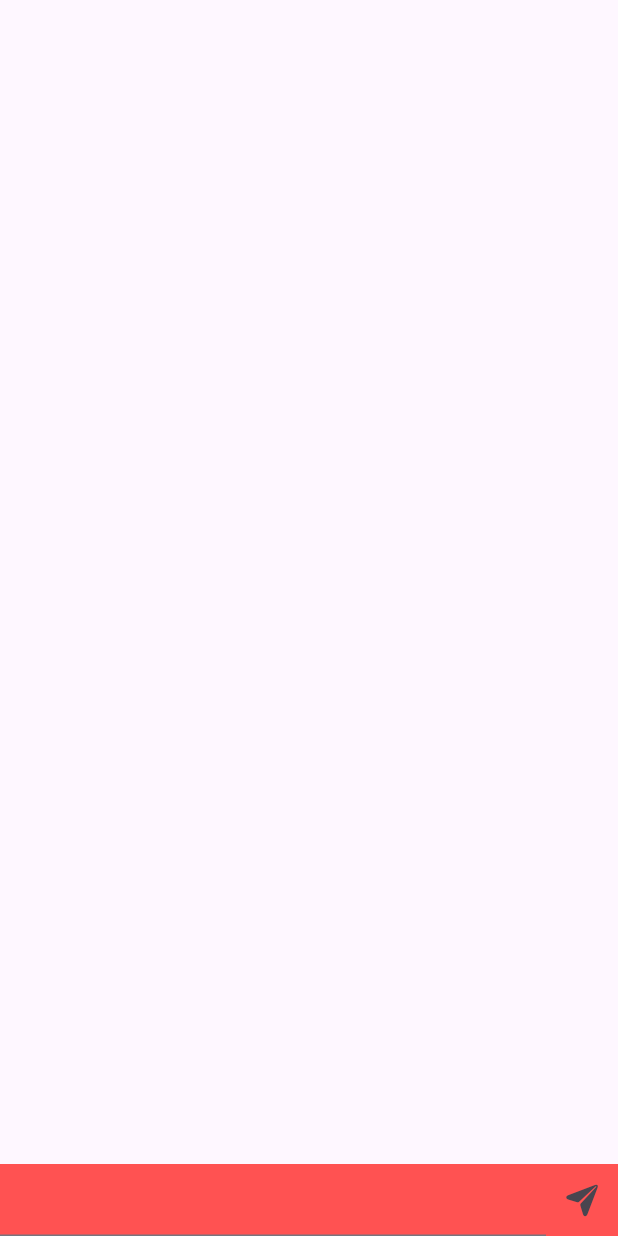
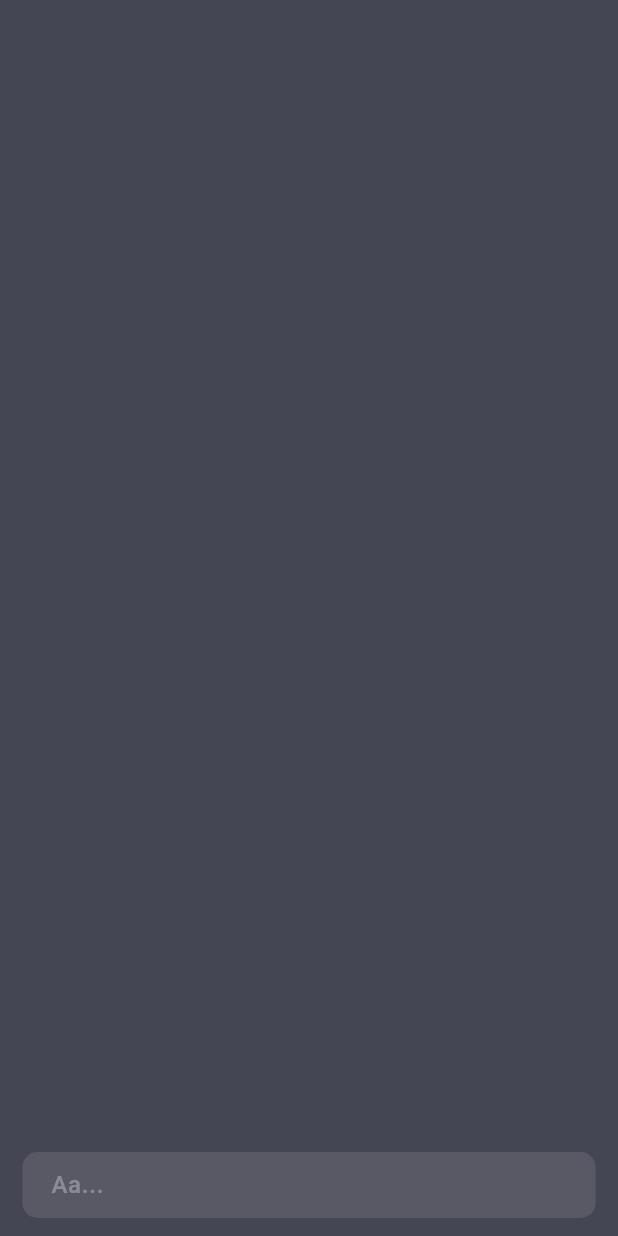
Before and after one commit to xuuanthuc/chatGPT-api, a Flutter app: the screen it shows after launch, on a phone screen of 412 x 824 dp. Run offline on Flutter 3.47's test engine with Material 2 defaults, Android fonts, the phone set to English and light mode, and no system bars; our stand-ins replace connectivity_plus, dio, equatable, flutter_bloc, flutter_svg, fluttertoast and 7 more; generated files the repository leaves out were written again.

Commit message:
update UI

```diff
--- a/lib/global/flavor/app_flavor.dart
+++ b/lib/global/flavor/app_flavor.dart
@@ -6,7 +6,7 @@ enum Flavor {
 
 class AppFlavor {
   static Flavor appFlavor = Flavor.development;
-  static String openAIApiKey = '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';
+  static String openAIApiKey = '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';
 
   static String get baseApi {
     switch (appFlavor) {
--- a/lib/global/routes/app_routes.dart
+++ b/lib/global/routes/app_routes.dart
@@ -1,7 +1,5 @@
 import 'package:flutter/material.dart';
 import 'package:template/src/screens/chat/chat_screen.dart';
-import './../../src/screens/home/home_screen.dart';
-import './../../src/screens/root/root_screen.dart';
 import '../../src/screens/splash/splash_screen.dart';
 import 'route_keys.dart';
 
@@ -11,10 +9,6 @@ class AppRoutes {
     switch (settings.name) {
       case RouteKey.splash:
         return _materialRoute(routeSettings, const SplashScreen());
-      case RouteKey.home:
-        return _materialRoute(routeSettings, const HomeScreen());
-      case RouteKey.root:
-        return _materialRoute(routeSettings, const RootScreen());
       case RouteKey.chat:
         return _materialRoute(routeSettings, const ChatScreen());
       default:
--- a/lib/global/routes/route_keys.dart
+++ b/lib/global/routes/route_keys.dart
@@ -1,6 +1,4 @@
 abstract class RouteKey {
   static const String splash = "/splash";
-  static const String root = "/root";
-  static const String home = "/home";
   static const String chat = "/chat";
 }
--- a/lib/global/style/app_images.dart
+++ b/lib/global/style/app_images.dart
@@ -1,5 +1,6 @@
 abstract class AppImages{
   const AppImages();
 
-  static const String iLogo = "assets/images/logo.png";
+  static const String iOpenAI = "assets/open_ai.svg";
+  static const String iUser = "assets/waze.svg";
 }
--- a/lib/src/app.dart
+++ b/lib/src/app.dart
@@ -23,6 +23,7 @@ class MyApp extends StatelessWidget {
             useMaterial3: true,
           ),
           locale: const Locale('vi', ''),
+          debugShowCheckedModeBanner: false,
           localizationsDelegates: AppLocalizations.localizationsDelegates,
           supportedLocales: AppLocalizations.supportedLocales,
           navigatorObservers: [MyRouteObserver()],
--- a/lib/src/models/response/chat.dart
+++ b/lib/src/models/response/chat.dart
@@ -6,6 +6,7 @@ class MessageData {
   List<Choices>? choices;
   Usage? usage;
   bool? isChatGPT;
+  bool? isLoading;
 
   MessageData({
     this.id,
@@ -15,6 +16,7 @@ class MessageData {
     this.choices,
     this.usage,
     this.isChatGPT,
+    this.isLoading,
   });
 
   MessageData.fromJson(Map<String, dynamic> json) {
--- a/lib/src/repositories/chat_repository.dart
+++ b/lib/src/repositories/chat_repository.dart
@@ -10,8 +10,8 @@ class ChatRepository {
     final res = await _apiProvider.post('/completions', params: {
       "model": "text-davinci-003",
       "prompt": message,
-      "temperature": 1,
-      "max_tokens": 3999
+      "temperature": 0,
+      "max_tokens": 3999,
     });
     final messageData = MessageData.fromJson(res);
     messageData.isChatGPT = true;
--- a/lib/src/screens/chat/bloc/chat_state.dart
+++ b/lib/src/screens/chat/bloc/chat_state.dart
@@ -12,6 +12,18 @@ class ChatInitial extends ChatState {
   ChatInitial({ChatState? state}) : super(state);
 }
 
-class ListMessageState extends ChatState {
-  ListMessageState(super.state);
+class ChatDataState extends ChatState{
+  ChatDataState(super.state);
 }
+
+class SendingMessage extends ChatDataState {
+  SendingMessage(super.state);
+}
+
+class SendMessageSuccess extends ChatDataState {
+  SendMessageSuccess(super.state);
+}
+
+class SendMessageFailed extends ChatDataState{
+  SendMessageFailed(super.state);
+}
--- a/lib/src/screens/chat/chat_screen.dart
+++ b/lib/src/screens/chat/chat_screen.dart
@@ -1,7 +1,8 @@
-import 'package:flutter/cupertino.dart';
 import 'package:flutter/material.dart';
 import 'package:flutter_bloc/flutter_bloc.dart';
 import 'package:template/src/screens/chat/bloc/chat_cubit.dart';
+import 'package:template/src/screens/chat/widgets/bottom_text_field.dart';
+import 'package:template/src/screens/chat/widgets/message_item.dart';
 
 class ChatScreen extends StatelessWidget {
   const ChatScreen({Key? key}) : super(key: key);
@@ -23,61 +24,50 @@ class ChatView extends StatefulWidget {
 }
 
 class _ChatViewState extends State<ChatView> {
-  final TextEditingController _editingController = TextEditingController();
+  final ScrollController _controller = ScrollController();
 
-  @override
-  void initState() {
-    super.initState();
+  void _sendMessage(String text) {
+    context.read<ChatCubit>().sendMessage(text);
   }
 
-  void _sendMessage() {
-    context.read<ChatCubit>().sendMessage(_editingController.text);
+  void _scrollToBottom() {
+    _controller.animateTo(
+      _controller.position.maxScrollExtent,
+      duration: const Duration(milliseconds: 300),
+      curve: Curves.ease,
+    );
   }
 
   @override
   Widget build(BuildContext context) {
-    return BlocListener<ChatCubit, ChatState>(
-      listener: (context, state) {
-        if(state is ListMessageState) {
-          _editingController.clear();
-        }
-      },
+    return SafeArea(
       child: Scaffold(
+        backgroundColor: const Color(0xff454654),
         body: Column(
           children: [
             Expanded(
               child: BlocBuilder<ChatCubit, ChatState>(
                 buildWhen: (previous, current) {
-                  return (current is ListMessageState);
+                  return (current is ChatDataState);
                 },
                 builder: (context, state) {
                   return ListView.builder(
+                    controller: _controller,
+                    shrinkWrap: true,
                     itemBuilder: (context, index) {
-                      return Text(state.message[index].choices?[0].text ?? '');
+                      return MessageItem(
+                        message: state.message[index],
+                      );
                     },
                     itemCount: state.message.length,
                   );
                 },
               ),
             ),
-            Container(
-              color: Colors.redAccent,
-              child: Row(
-                children: [
-                  Expanded(
-                    child: TextFormField(
-                      controller: _editingController,
-                    ),
-                  ),
-                  IconButton(
-                    onPressed: _sendMessage,
-                    icon: const Icon(
-                      CupertinoIcons.paperplane_fill,
-                    ),
-                  )
-                ],
-              ),
-            )
+            BottomChatField(
+              onSend: (text) => _sendMessage(text),
+              scrollToBottom: () => _scrollToBottom(),
+            ),
           ],
         ),
       ),
--- /dev/null
+++ b/lib/src/screens/chat/widgets/bottom_text_field.dart
@@ -0,0 +1,124 @@
+import 'package:flutter/cupertino.dart';
+import 'package:flutter/material.dart';
+import 'package:flutter_bloc/flutter_bloc.dart';
+import 'package:template/global/utilities/toast.dart';
+
+import '../bloc/chat_cubit.dart';
+
+class BottomChatField extends StatefulWidget {
+  final Function(String) onSend;
+  final Function scrollToBottom;
+
+  const BottomChatField({
+    Key? key,
+    required this.onSend,
+    required this.scrollToBottom,
+  }) : super(key: key);
+
+  @override
+  State<BottomChatField> createState() => _BottomChatFieldState();
+}
+
+class _BottomChatFieldState extends State<BottomChatField> {
+  final TextEditingController _editingController = TextEditingController();
+  bool _canSend = false;
+
+  @override
+  Widget build(BuildContext context) {
+    return BlocListener<ChatCubit, ChatState>(
+      listener: (context, state) async {
+        if (state is SendingMessage) {
+          _editingController.clear();
+          FocusManager.instance.primaryFocus?.unfocus();
+        }
+        if (state is SendMessageSuccess) {
+          await Future.delayed(const Duration(milliseconds: 500));
+          widget.scrollToBottom();
+        }
+        if(state is SendMessageFailed) {
+          if (!mounted) return;
+          appToast(context, message: 'Failed');
+        }
+      },
+      child: BlocBuilder<ChatCubit, ChatState>(
+        builder: (context, state) {
+          if (state is SendingMessage) {
+            _canSend = false;
+          }
+          return Row(
+            children: [
+              Expanded(
+                child: Padding(
+                  padding: const EdgeInsets.fromLTRB(15, 10, 5, 12),
+                  child: TextFormField(
+                    controller: _editingController,
+                    style: const TextStyle(
+                      fontWeight: FontWeight.w500,
+                      color: Colors.white,
+                    ),
+                    onChanged: (value) {
+                      setState(() {
+                        if (value.trim().isEmpty) {
+                          _canSend = false;
+                        } else {
+                          _canSend = true;
+                        }
+                      });
+                    },
+                    onTap: () async {
+                      await Future.delayed(const Duration(milliseconds: 300));
+                      widget.scrollToBottom();
+                    },
+                    decoration: InputDecoration(
+                      isDense: true,
+                      hintText: "Aa...",
+                      hintStyle: const TextStyle(color: Colors.white30),
+                      enabledBorder: OutlineInputBorder(
+                        borderRadius: BorderRadius.circular(10),
+                        borderSide: const BorderSide(
+                          color: Colors.transparent,
+                        ),
+                      ),
+                      focusedBorder: OutlineInputBorder(
+                        borderRadius: BorderRadius.circular(10),
+                        borderSide: const BorderSide(
+                          color: Colors.transparent,
+                        ),
+                      ),
+                      contentPadding: const EdgeInsets.symmetric(
+                        horizontal: 15,
+                        vertical: 10,
+                      ),
+                      filled: true,
+                      fillColor: Colors.white10,
+                    ),
+                  ),
+                ),
+              ),
+              AnimatedContainer(
+                duration: const Duration(milliseconds: 300),
+                width: _canSend ? 40 : 0,
+                height: 40,
+                child: Visibility(
+                  visible: _canSend,
+                  child: IconButton(
+                    padding: EdgeInsets.zero,
+                    onPressed: () => widget.onSend(_editingController.text),
+                    icon: const Icon(
+                      CupertinoIcons.paperplane_fill,
+                      color: Colors.white,
+                    ),
+                  ),
+                ),
+              ),
+              AnimatedContainer(
+                duration: const Duration(milliseconds: 300),
+                width: _canSend ? 4 : 10,
+              ),
+            ],
+          );
+        },
+      ),
+    );
+  }
+}
--- a/pubspec.yaml
+++ b/pubspec.yaml
@@ -49,6 +49,8 @@ dependencies:
   permission_handler: ^10.2.0
   image_picker: ^0.8.6
   image_cropper: ^3.0.1
+  flutter_svg: ^1.1.6
+  lottie: ^2.1.0
 
 dev_dependencies:
   flutter_test:
```
Also changed, not shown: assets/sending.json (added, +1 -0 lines), lib/src/screens/chat/bloc/chat_cubit.dart (+19 -4 lines), lib/src/screens/chat/widgets/message_item.dart (added, +61 -0 lines), lib/src/screens/home/bloc/home_cubit.dart (deleted, +0 -43 lines), lib/src/screens/home/bloc/home_state.dart (deleted, +0 -39 lines), lib/src/screens/home/home_screen.dart (deleted, +0 -146 lines), lib/src/screens/root/root_screen.dart (deleted, +0 -13 lines), assets/open_ai.svg (added), assets/waze.svg (added), pubspec.lock.
